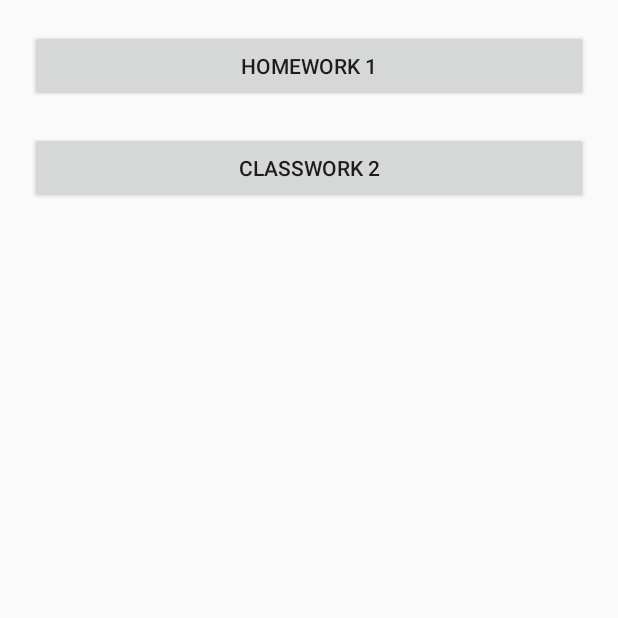
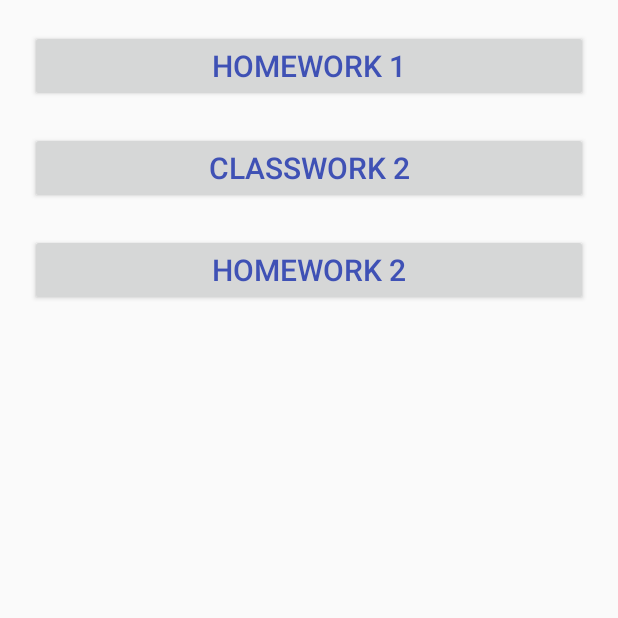
Before and after one commit to bernatik/Homework, an Android app: the screen it shows after launch (MainActivity), on a phone screen of 412 x 824 dp, the top half of it. Run offline under Robolectric (Android 15) with nearby library versions, the phone set to English and light mode, and no system bars.

Commit message:
Add button to open Homework2Activity; and Refactor button style

```diff
--- a/app/src/main/AndroidManifest.xml
+++ b/app/src/main/AndroidManifest.xml
@@ -21,6 +21,8 @@
 
         <activity android:name="com.alexbernat.classwork2.Classwork2Activity"/>
 
+        <activity android:name="com.alexbernat.homework2.Homework2Activity"/>
+
     </application>
 
 </manifest>
--- a/app/src/main/java/com/alexbernat/main/MainActivity.java
+++ b/app/src/main/java/com/alexbernat/main/MainActivity.java
@@ -10,6 +10,7 @@ import android.widget.Button;
 import com.alexbernat.classwork2.Classwork2Activity;
 import com.alexbernat.homework.R;
 import com.alexbernat.homework1.Homework1Activity;
+import com.alexbernat.homework2.Homework2Activity;
 
 /**
  * Created by Александр on 26.07.2017.
@@ -38,5 +39,13 @@ public class MainActivity extends Activity {
                 startActivity(new Intent(MainActivity.this, Classwork2Activity.class));
             }
         });
+
+        Button btnHomework2 = (Button)findViewById(R.id.button_homework2);
+        btnHomework2.setOnClickListener(new View.OnClickListener() {
+            @Override
+            public void onClick(View v) {
+                startActivity(new Intent(MainActivity.this, Homework2Activity.class));
+            }
+        });
     }
 }
--- a/app/src/main/res/layout/activity_classwork2.xml
+++ b/app/src/main/res/layout/activity_classwork2.xml
@@ -27,5 +27,5 @@
         android:layout_width="wrap_content"
         android:layout_height="wrap_content"
         android:text="@string/button_login"
-        style="@style/button_login"/>
+        style="@style/buttons"/>
 </LinearLayout>
--- a/app/src/main/res/layout/activity_main.xml
+++ b/app/src/main/res/layout/activity_main.xml
@@ -1,22 +1,32 @@
 <?xml version="1.0" encoding="utf-8"?>
 <LinearLayout xmlns:android="http://schemas.android.com/apk/res/android"
-              android:orientation="vertical"
+              android:layout_width="match_parent"
+              android:layout_height="match_parent"
               android:layout_margin="@dimen/main_activity_margin"
-              android:layout_width="match_parent"
-              android:layout_height="match_parent">
+              android:orientation="vertical">
 
     <Button
         android:id="@+id/button_homework1"
-        android:layout_margin="@dimen/main_activity_margin"
+        style="@style/buttons"
         android:layout_width="match_parent"
         android:layout_height="wrap_content"
+        android:layout_margin="@dimen/main_activity_margin"
         android:text="@string/button_homework1"/>
 
     <Button
         android:id="@+id/button_classwork2"
-        android:layout_margin="@dimen/main_activity_margin"
+        style="@style/buttons"
         android:layout_width="match_parent"
         android:layout_height="wrap_content"
+        android:layout_margin="@dimen/main_activity_margin"
         android:text="@string/button_classwork2"/>
 
+    <Button
+        android:id="@+id/button_homework2"
+        style="@style/buttons"
+        android:layout_width="match_parent"
+        android:layout_height="wrap_content"
+        android:layout_margin="@dimen/main_activity_margin"
+        android:text="@string/button_homework2"/>
+
 </LinearLayout>
--- a/app/src/main/res/values/dimen.xml
+++ b/app/src/main/res/values/dimen.xml
@@ -3,9 +3,10 @@
 
     <!-- dimens for Main Activity -->
     <dimen name="main_activity_margin">10dp</dimen>
+    <dimen name="button_text_size">20sp</dimen>
 
     <!-- dimens for Classwork 2 -->
     <dimen name="classwork2_left_right_padding">20dp</dimen>
-    <dimen name="classwork2_text_size">20sp</dimen>
+
 
 </resources>
--- a/app/src/main/res/values/strings.xml
+++ b/app/src/main/res/values/strings.xml
@@ -4,6 +4,7 @@
     <!-- Strings for Main Activity -->
     <string name="button_homework1">Homework 1</string>
     <string name="button_classwork2">Classwork 2</string>
+    <string name="button_homework2">Homework 2</string>
 
     <!-- Strings for Homework1 -->
     <string name="button_change">Change text</string>
--- a/app/src/main/res/values/styles.xml
+++ b/app/src/main/res/values/styles.xml
@@ -8,10 +8,10 @@
         <item name="colorAccent">@color/colorAccent</item>
     </style>
 
-    <!-- Style for Button Login -->
-    <style name="button_login">
+    <!-- Style for Buttons -->
+    <style name="buttons">
         <item name="android:textColor">@color/colorPrimary</item>
-        <item name="android:textSize">@dimen/classwork2_text_size</item>
+        <item name="android:textSize">@dimen/button_text_size</item>
     </style>
 
     <!-- Style for Text on Homework 1 -->
```
Also changed, not shown: app/src/main/java/com/alexbernat/homework2/Homework2Activity.java (added, +20 -0 lines), app/src/main/res/layout/acitivty_homework1.xml (+5 -4 lines), app/src/main/res/layout/activity_homework2.xml (added, +7 -0 lines), 1 other file.
